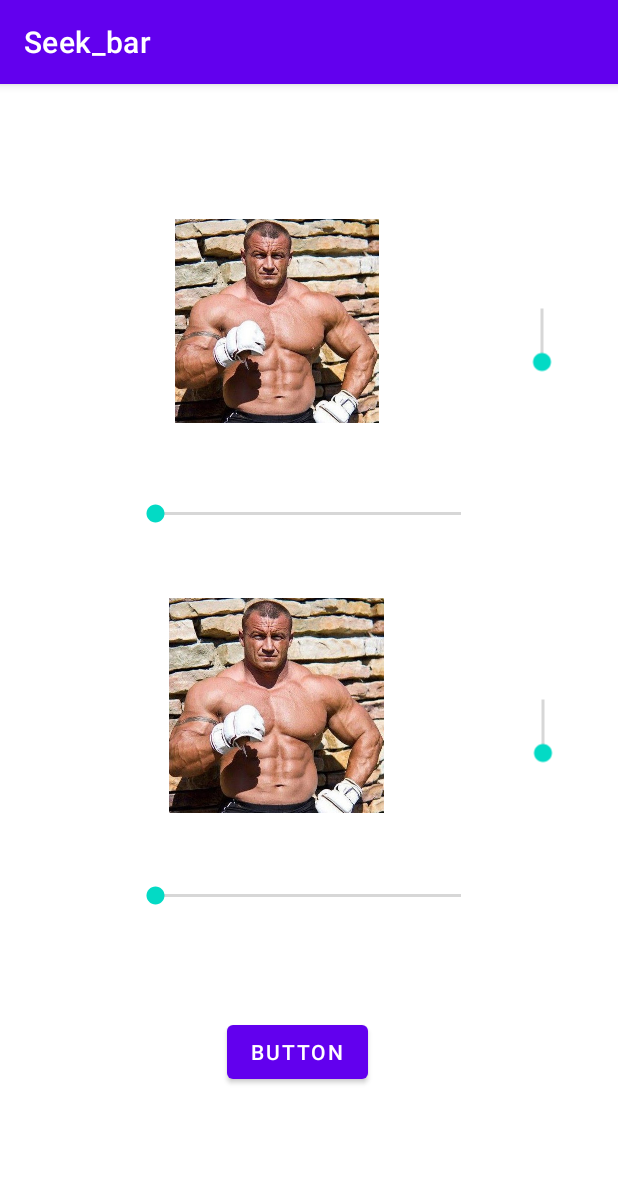
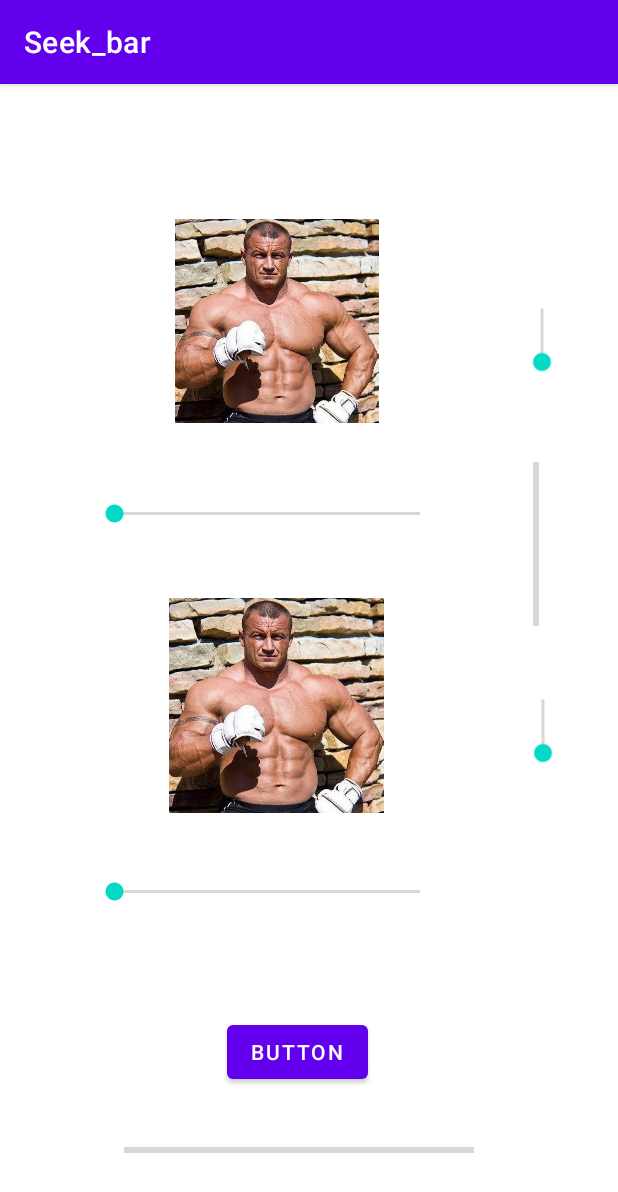
Before and after one commit to Sobota1337/Seek_bar, an Android app: the screen it shows after launch (MainActivity), on a phone screen of 412 x 824 dp. Shown: the top 1192 px of the screen. Run offline under Robolectric (Android 15) with nearby library versions, the phone set to English and light mode, and no system bars.

Commit message:
layout i poczatek kodu

```diff
--- a/app/src/main/java/com/example/seek_bar/MainActivity.kt
+++ b/app/src/main/java/com/example/seek_bar/MainActivity.kt
@@ -1,11 +1,47 @@
 package com.example.seek_bar
 
+import android.annotation.SuppressLint
 import androidx.appcompat.app.AppCompatActivity
 import android.os.Bundle
+import android.widget.ImageView
+import android.widget.ProgressBar
+import android.widget.SeekBar
 
 class MainActivity : AppCompatActivity() {
-    override fun onCreate(savedInstanceState: Bundle?) {
+
+    fun suma_poziomu(): Int {
+        val obraz1_poziom = findViewById<SeekBar>(R.id.poziom1)
+        val obraz2_poziom = findViewById<SeekBar>(R.id.poziom2)
+        val suma = obraz1_poziom.progress + obraz2_poziom.progress
+        return suma
+    }
+
+
+        fun suma_pionu(): Int {
+            val obraz1_pion = findViewById<SeekBar>(R.id.pion1)
+            val obraz2_pion = findViewById<SeekBar>(R.id.pion2)
+            val suma = obraz1_pion.progress + obraz2_pion.progress
+            return suma
+        }
+        fun changed(progressBar: ProgressBar, suma: Int){
+            progressBar.progress = suma/3
+        }
+    @SuppressLint("MissingInflatedId")
+        override fun onCreate(savedInstanceState: Bundle?) {
         super.onCreate(savedInstanceState)
         setContentView(R.layout.activity_main)
-    }
+
+
+        val obraz1 = findViewById<ImageView>(R.id.img1)
+        val obraz2 = findViewById<ImageView>(R.id.img2)
+
+
+
+
+
+
+
+
+
+        }
 }
--- a/app/src/main/res/layout/activity_main.xml
+++ b/app/src/main/res/layout/activity_main.xml
@@ -17,7 +17,7 @@
         app:layout_constraintTop_toTopOf="parent" />
 
     <ImageView
-        android:id="@+id/imageView"
+        android:id="@+id/img1"
         android:layout_width="278dp"
         android:layout_height="136dp"
         app:layout_constraintBottom_toBottomOf="parent"
@@ -29,7 +29,7 @@
         app:srcCompat="@drawable/pudi" />
 
     <ImageView
-        android:id="@+id/imageView2"
+        android:id="@+id/img2"
         android:layout_width="278dp"
         android:layout_height="143dp"
         app:layout_constraintBottom_toBottomOf="parent"
@@ -53,29 +53,29 @@
         app:layout_constraintVertical_bias="0.863" />
 
     <SeekBar
-        android:id="@+id/seekBar"
+        android:id="@+id/poziom1"
         android:layout_width="236dp"
         android:layout_height="29dp"
         app:layout_constraintBottom_toBottomOf="parent"
         app:layout_constraintEnd_toEndOf="parent"
-        app:layout_constraintHorizontal_bias="0.497"
+        app:layout_constraintHorizontal_bias="0.342"
         app:layout_constraintStart_toStartOf="parent"
         app:layout_constraintTop_toTopOf="parent"
         app:layout_constraintVertical_bias="0.368" />
 
     <SeekBar
-        android:id="@+id/seekBar3"
+        android:id="@+id/poziom2"
         android:layout_width="236dp"
         android:layout_height="29dp"
         app:layout_constraintBottom_toBottomOf="parent"
         app:layout_constraintEnd_toEndOf="parent"
-        app:layout_constraintHorizontal_bias="0.497"
+        app:layout_constraintHorizontal_bias="0.342"
         app:layout_constraintStart_toStartOf="parent"
         app:layout_constraintTop_toTopOf="parent"
-        app:layout_constraintVertical_bias="0.713" />
+        app:layout_constraintVertical_bias="0.709" />
 
     <SeekBar
-        android:id="@+id/seekBar2"
+        android:id="@+id/pion1"
         android:layout_width="68dp"
         android:layout_height="79dp"
         android:rotation="-90"
@@ -89,7 +89,7 @@
         app:layout_constraintVertical_bias="0.186" />
 
     <SeekBar
-        android:id="@+id/seekBar4"
+        android:id="@+id/pion2"
         android:layout_width="68dp"
         android:layout_height="79dp"
         android:rotation="-90"
@@ -102,4 +102,29 @@
         app:layout_constraintTop_toTopOf="parent"
         app:layout_constraintVertical_bias="0.564" />
 
+    <ProgressBar
+        android:id="@+id/pgpoziom"
+        style="?android:attr/progressBarStyleHorizontal"
+        android:layout_width="233dp"
+        android:layout_height="24dp"
+        app:layout_constraintBottom_toBottomOf="parent"
+        app:layout_constraintEnd_toEndOf="parent"
+        app:layout_constraintHorizontal_bias="0.462"
+        app:layout_constraintStart_toStartOf="parent"
+        app:layout_constraintTop_toTopOf="parent"
+        app:layout_constraintVertical_bias="0.939" />
+
+    <ProgressBar
+        android:id="@+id/pgpion"
+        style="?android:attr/progressBarStyleHorizontal"
+        android:layout_width="109dp"
+        android:layout_height="40dp"
+        android:rotation="90"
+        app:layout_constraintBottom_toBottomOf="parent"
+        app:layout_constraintEnd_toEndOf="parent"
+        app:layout_constraintHorizontal_bias="1.0"
+        app:layout_constraintStart_toStartOf="parent"
+        app:layout_constraintTop_toTopOf="parent"
+        app:layout_constraintVertical_bias="0.394" />
+
 </androidx.constraintlayout.widget.ConstraintLayout>
```
